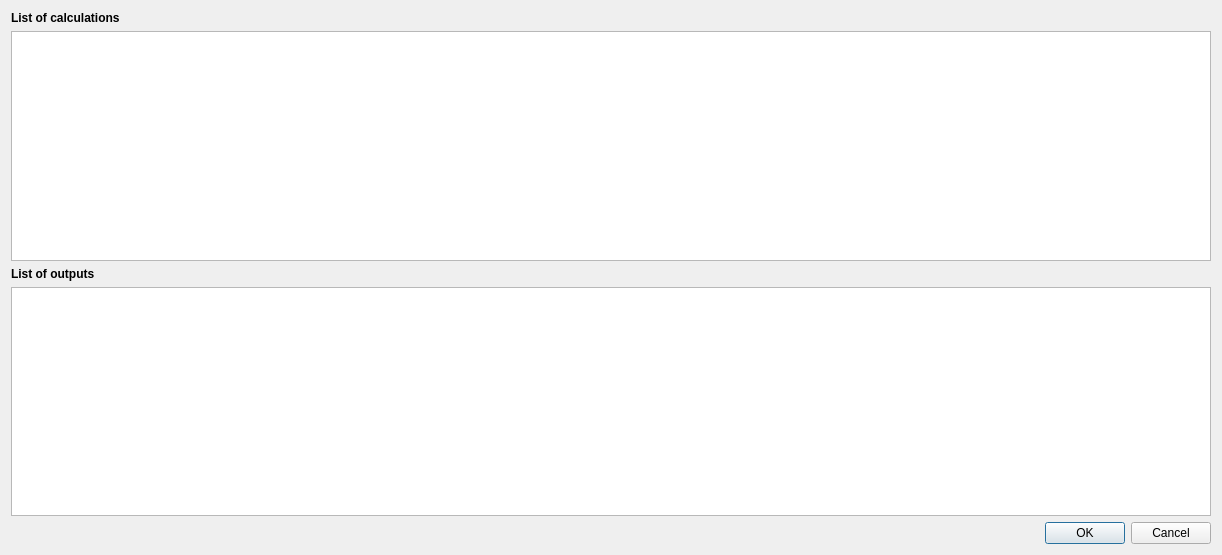
gem/oq-irmt-qgis, file svir/ui/ui_drive_engine_server.ui: the form before one commit.
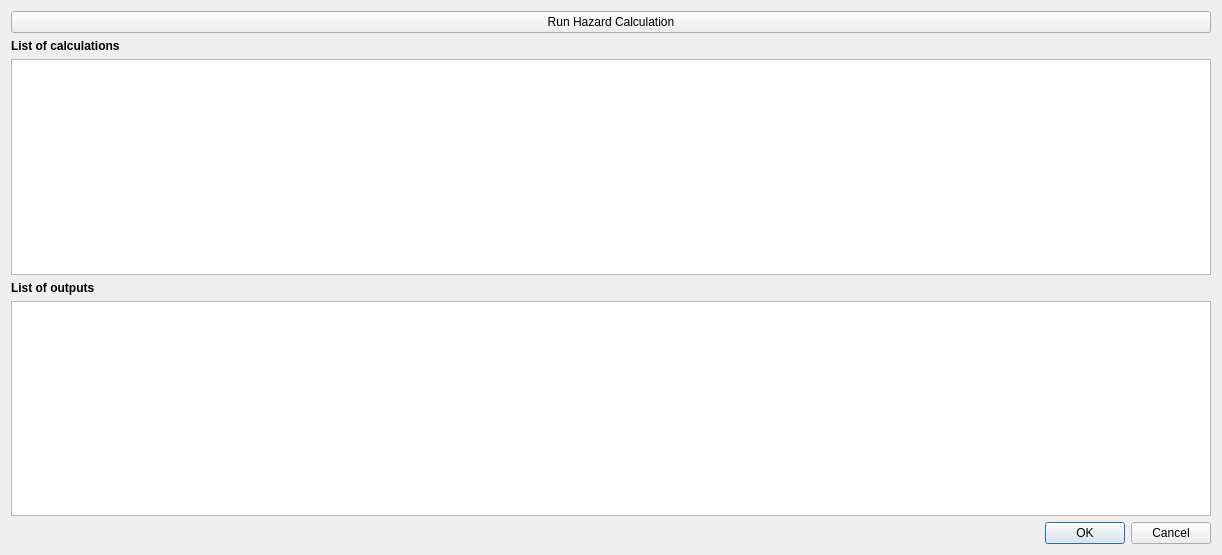
The form after the commit.

Commit message: Add button to run a hazard calculation

Patch:
```diff
--- a/svir/ui/ui_drive_engine_server.ui
+++ b/svir/ui/ui_drive_engine_server.ui
@@ -14,6 +14,13 @@
    <string>Drive the OpenQuake Engine</string>
   </property>
   <layout class="QVBoxLayout" name="verticalLayout">
+   <item>
+    <widget class="QPushButton" name="run_hazard_btn">
+     <property name="text">
+      <string>Run Hazard Calculation</string>
+     </property>
+    </widget>
+   </item>
    <item>
     <widget class="QLabel" name="list_of_calcs_lbl">
      <property name="font">
```
The commit also changes 2 other files.
